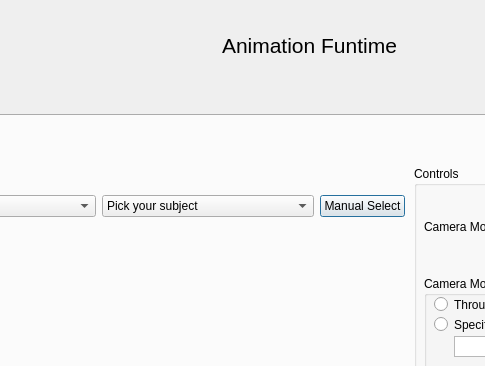
Xynosphia/AnimToolKit, file ui/AnimToolKit.ui: the form before one commit; both pictures show x 198 to 683 and y 0 to 366 of the 1167 by 757 pixel window.
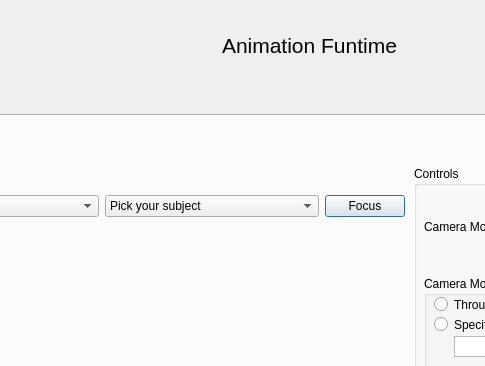
The form after the commit.

Commit message: Tweaked the Frame Range box

Diff of the .ui file:
```diff
--- a/ui/AnimToolKit.ui
+++ b/ui/AnimToolKit.ui
@@ -108,7 +108,7 @@
            <item>
             <widget class="QPushButton" name="camfocus_button">
              <property name="text">
-              <string>Manual Select</string>
+              <string>Focus</string>
              </property>
             </widget>
            </item>
```
Left out of the diff: 2 changed lines with no effect on the pictures.
